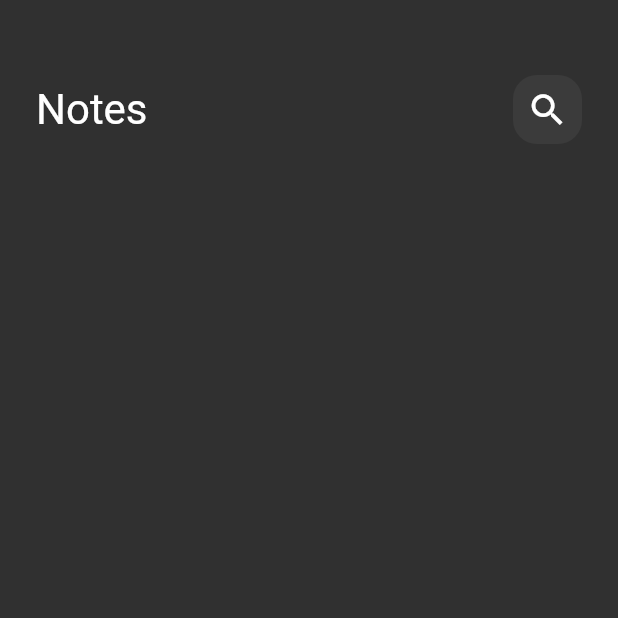
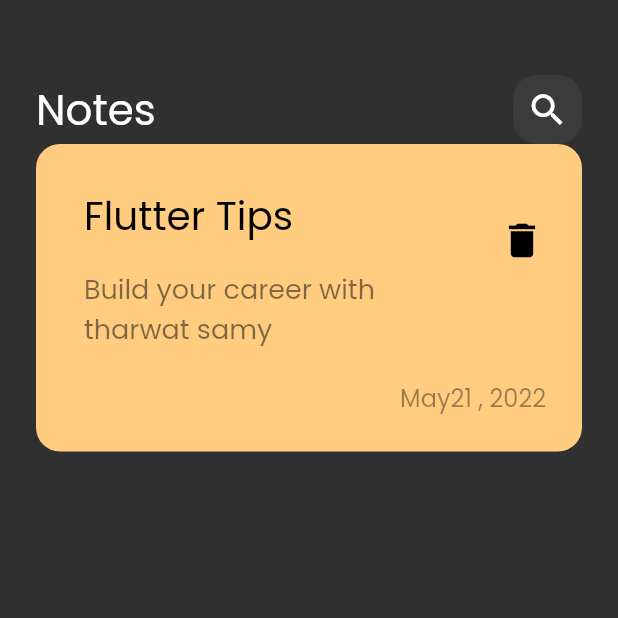
Before and after one commit to AyaallahEmara/notes_app, a Flutter app: the screen it shows after launch, on a phone screen of 412 x 824 dp, the top half of it. Run offline on Flutter 3.47's test engine with Material 2 defaults, Android fonts, the phone set to English and light mode, and no system bars.

Commit message:
create custom note item

```diff
--- a/lib/main.dart
+++ b/lib/main.dart
@@ -12,7 +12,8 @@ class NotesApp extends StatelessWidget {
   Widget build(BuildContext context) {
     return MaterialApp(
        theme: ThemeData(
-         brightness: Brightness.dark
+         brightness: Brightness.dark,
+         fontFamily: 'Poppins'
        ),
       home: const NotesView(),
     );
--- /dev/null
+++ b/lib/widgets/custom_note_item.dart
@@ -0,0 +1,44 @@
+import 'package:flutter/material.dart';
+
+class CustomNoteItem extends StatelessWidget {
+  const CustomNoteItem({Key? key}) : super(key: key);
+
+  @override
+  Widget build(BuildContext context) {
+    return Container(
+      padding: const EdgeInsets.only(top: 24,bottom: 24,left: 16,),
+      decoration: BoxDecoration(
+         color: const Color(0xFFFFCC80),
+        borderRadius: BorderRadius.circular(16),
+      ),
+      child: Column(
+        crossAxisAlignment: CrossAxisAlignment.end,
+        children: [
+          ListTile(
+            title: Text('Flutter Tips',style: TextStyle(
+              color: Colors.black,
+              fontSize: 26,
+            ),),
+            subtitle: Padding(
+              padding: const EdgeInsets.only(top: 16,bottom: 16),
+              child: Text('Build your career with tharwat samy',style: TextStyle(
+                  color: Colors.black.withOpacity(.5),
+                fontSize: 18,
+              ),),
+            ),
+            trailing: IconButton(onPressed: () {  }, icon: Icon(Icons.delete,
+            color: Colors.black,
+            size: 30,),),
+          ),
+          Padding(
+            padding: const EdgeInsets.only(right: 24),
+            child: Text('May21 , 2022',style: TextStyle(
+              fontSize: 16,
+              color: Colors.black.withOpacity(.4),
+            ),),
+          ),
+        ],
+      ),
+    );
+  }
+}
--- a/lib/widgets/notes_view_body.dart
+++ b/lib/widgets/notes_view_body.dart
@@ -1,6 +1,7 @@
 import 'package:flutter/material.dart';
 
 import 'custom_app_bar.dart';
+import 'custom_note_item.dart';
 
 class NotesViewBody extends StatelessWidget {
   const NotesViewBody({Key? key}) : super(key: key);
@@ -13,6 +14,7 @@ class NotesViewBody extends StatelessWidget {
       children: const [
         SizedBox(height: 50,),
           CustomAppBar(),
+        CustomNoteItem(),
       ],
       ),
     );
```
Also changed, not shown: pubspec.yaml (+5 -4 lines), assets/fonts/Poppins-Regular.ttf (added), pubspec.lock.
